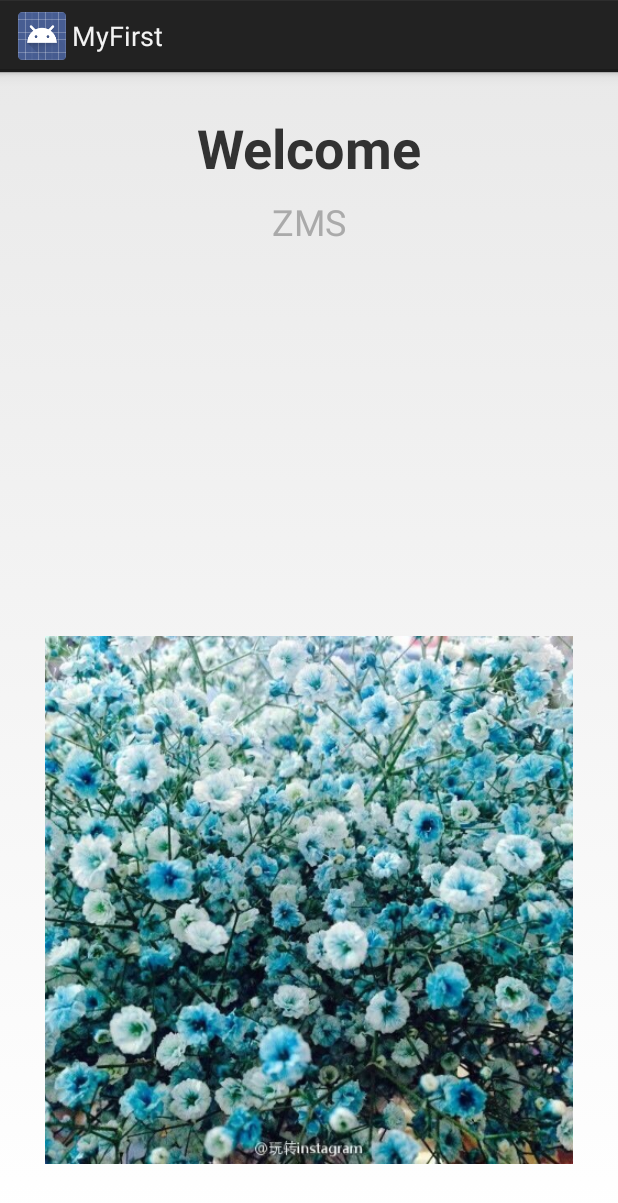
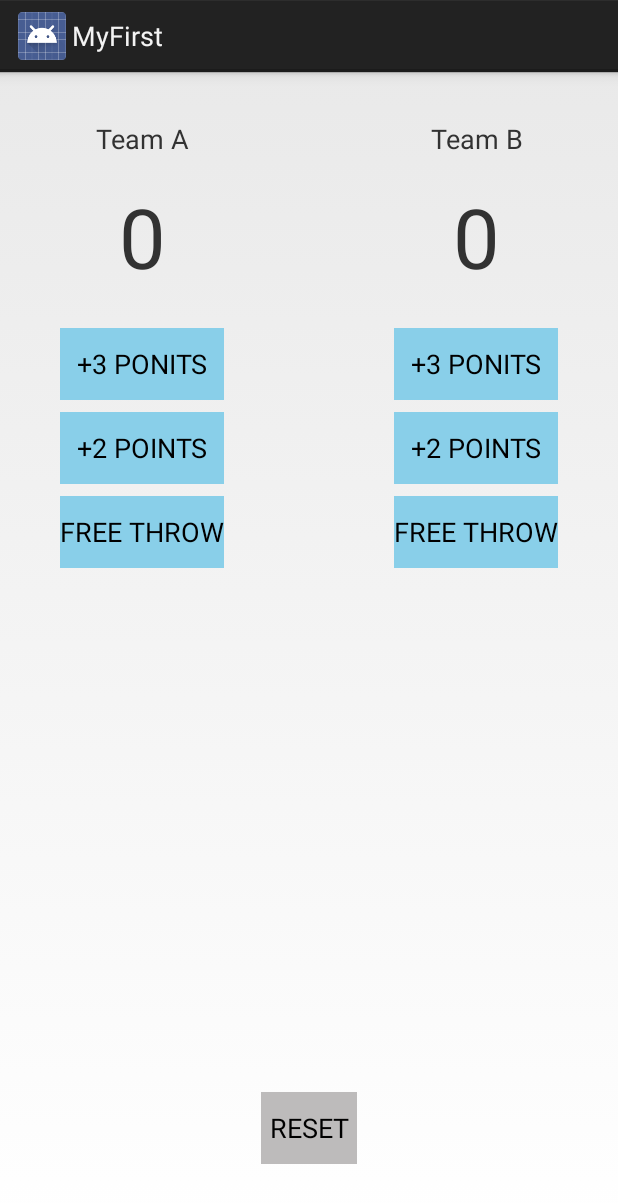
Before and after one commit to chowmmss/ProjectAndroid, an Android app: the screen it shows after launch (MainActivity), on a phone screen of 412 x 824 dp. Shown: the top 1203 px of the screen. Run offline under Robolectric (Android 15) with nearby library versions, the phone set to English and light mode, and no system bars.

Commit message:
篮球加分，按钮事件及布局

```diff
--- a/app/src/main/java/com/example/zhou/myfirst/MainActivity.java
+++ b/app/src/main/java/com/example/zhou/myfirst/MainActivity.java
@@ -1,13 +1,56 @@
 package com.example.zhou.myfirst;
-
 import android.app.Activity;
 import android.os.Bundle;
+import android.util.Log;
+import android.view.View;
+import android.widget.EditText;
+import android.widget.Button;
+import android.widget.TextView;
 
 public class MainActivity extends Activity {
+    TextView scoreA,scoreB;
 
     @Override
-    protected void onCreate(Bundle savedInstanceState) {
+    protected void onCreate(Bundle savedInstanceState){
         super.onCreate(savedInstanceState);
         setContentView(R.layout.activity_main);
+        scoreA = (TextView)findViewById(R.id.teamAscore);
+        scoreB = (TextView)findViewById(R.id.teamBscore);
+    }
+    public void setBtn_1(View btn){
+        showScoreA(3);
+    }
+    public void setBtn_2(View btn){
+        showScoreA(2);
+    }
+    public void setBtn_3(View btn){
+        showScoreA(1);
+    }
+    public void setBtn_4(View btn){
+        showScoreB(3);
+    }
+    public void setBtn_5(View btn){
+        showScoreB(2);
+    }
+    public void setBtn_6(View btn){
+        showScoreB(1);
+    }
+    public void setBtn(View btn){
+        resSet();
+    }
+    public void showScoreA(int a){
+        String oldscoreA = (String)scoreA.getText();
+        int scorea = Integer.parseInt(oldscoreA)+a;
+        scoreA.setText(String.valueOf(scorea));
+    }
+    public void showScoreB(int b){
+        Log.i("kkkkk","aaaaa");
+        String oldscoreB = (String)scoreB.getText();
+        int scoreb = Integer.parseInt(oldscoreB)+b;
+        scoreB.setText(String.valueOf(scoreb));
+    }
+    public void resSet(){
+        scoreA.setText(String.valueOf(0));
+        scoreB.setText(String.valueOf(0));
     }
 }
--- a/app/src/main/res/layout/activity_main.xml
+++ b/app/src/main/res/layout/activity_main.xml
@@ -4,49 +4,138 @@
     xmlns:tools="http://schemas.android.com/tools"
     android:layout_width="match_parent"
     android:layout_height="match_parent"
-    android:orientation="vertical"
+    android:paddingBottom="16dp"
+    android:paddingTop="16dp"
+    android:paddingRight="16dp"
+    android:paddingLeft="16dp"
     tools:context=".MainActivity">
-    <!---->
 
-    <ImageView
-        android:id="@+id/imageView"
-        android:layout_width="352dp"
-        android:layout_height="401dp"
+    <Button
+        android:id="@+id/btn"
+        android:layout_width="wrap_content"
+        android:layout_height="wrap_content"
         android:layout_alignParentBottom="true"
         android:layout_centerHorizontal="true"
-        android:layout_marginBottom="23dp"
-        android:src="@mipmap/flower" />
+        android:layout_marginBottom="32dp"
+        android:background="#bdbbbb"
+        android:onClick="setBtn"
+        android:text="RESET" />
+    <LinearLayout
+        android:orientation="vertical"
+        android:layout_alignParentTop="true"
+        android:layout_width="wrap_content"
+        android:layout_height="match_parent"
+        android:layout_alignParentLeft="true"
+        >
 
         <TextView
+            android:id="@+id/teamAname"
             android:layout_width="match_parent"
             android:layout_height="wrap_content"
-        android:layout_alignParentStart="true"
-        android:layout_alignParentTop="true"
-        android:layout_marginTop="26dp"
+            android:layout_marginTop="16dp"
             android:gravity="center"
-        android:text="@string/hello_str"
-        android:textSize="36sp"
-        android:textStyle="bold"
-        app:layout_constraintBottom_toBottomOf="parent"
-        app:layout_constraintLeft_toLeftOf="parent"
-        app:layout_constraintRight_toRightOf="parent"
-        app:layout_constraintTop_toTopOf="parent"
-        app:layout_constraintVertical_bias="0.482" />
+            android:text="Team A"
+            android:textSize="18sp" />
 
         <TextView
+            android:id="@+id/teamAscore"
             android:layout_width="match_parent"
             android:layout_height="wrap_content"
-        android:layout_alignParentStart="true"
+            android:layout_marginBottom="24dp"
+            android:layout_marginTop="16dp"
+            android:gravity="center"
+            android:text="0"
+            android:textSize="55sp" />
+
+        <Button
+            android:id="@+id/btn_1"
+            android:layout_width="match_parent"
+            android:layout_height="wrap_content"
+            android:layout_marginBottom="8dp"
+            android:layout_marginLeft="24dp"
+            android:layout_marginRight="24dp"
+            android:background="#89cfe9"
+            android:onClick="setBtn_1"
+            android:text="+3 PONITS" />
+
+        <Button
+            android:id="@+id/btn_2"
+            android:layout_width="match_parent"
+            android:layout_height="wrap_content"
+            android:layout_marginBottom="8dp"
+            android:layout_marginLeft="24dp"
+            android:layout_marginRight="24dp"
+            android:background="#89cfe9"
+            android:onClick="setBtn_2"
+            android:text="+2 POINTS" />
+
+        <Button
+            android:id="@+id/btn_3"
+            android:layout_width="match_parent"
+            android:layout_height="wrap_content"
+            android:layout_marginLeft="24dp"
+            android:layout_marginRight="24dp"
+            android:background="#89cfe9"
+            android:onClick="setBtn_3"
+            android:text="FREE THROW" />
+
+    </LinearLayout>
+    <LinearLayout
+        android:orientation="vertical"
         android:layout_alignParentTop="true"
-        android:layout_marginTop="83dp"
+        android:layout_width="wrap_content"
+        android:layout_height="match_parent"
+        android:layout_alignParentRight="true"
+        >
+
+        <TextView
+            android:id="@+id/teamBname"
+            android:layout_width="match_parent"
+            android:layout_height="wrap_content"
+            android:layout_marginTop="16dp"
             android:gravity="center"
-        android:text="@string/username"
-        android:textColor="@android:color/darker_gray"
-        android:textSize="24sp"
-        app:layout_constraintBottom_toBottomOf="parent"
-        app:layout_constraintLeft_toLeftOf="parent"
-        app:layout_constraintRight_toRightOf="parent"
-        app:layout_constraintTop_toTopOf="parent"
-        app:layout_constraintVertical_bias="0.482" />
+            android:text="Team B"
+            android:textSize="18sp" />
+        <TextView
+            android:id="@+id/teamBscore"
+            android:text="0"
+            android:layout_marginTop="16dp"
+            android:layout_marginBottom="24dp"
+            android:gravity="center"
+            android:textSize="55sp"
+            android:layout_width="match_parent"
+            android:layout_height="wrap_content" />
 
+        <Button
+            android:id="@+id/btn_4"
+            android:layout_width="match_parent"
+            android:layout_height="wrap_content"
+            android:layout_marginBottom="8dp"
+            android:layout_marginLeft="24dp"
+            android:layout_marginRight="24dp"
+            android:background="#89cfe9"
+            android:onClick="setBtn_4"
+            android:text="+3 PONITS" />
+
+        <Button
+            android:id="@+id/btn_5"
+            android:layout_width="match_parent"
+            android:layout_height="wrap_content"
+            android:layout_marginBottom="8dp"
+            android:layout_marginLeft="24dp"
+            android:layout_marginRight="24dp"
+            android:background="#89cfe9"
+            android:onClick="setBtn_5"
+            android:text="+2 POINTS" />
+
+        <Button
+            android:id="@+id/btn_6"
+            android:layout_width="match_parent"
+            android:layout_height="wrap_content"
+            android:layout_marginLeft="24dp"
+            android:layout_marginRight="24dp"
+            android:background="#89cfe9"
+            android:onClick="setBtn_6"
+            android:text="FREE THROW" />
+    </LinearLayout>
 </RelativeLayout>
```
Lines whose indentation alone changed are shown as unchanged.
